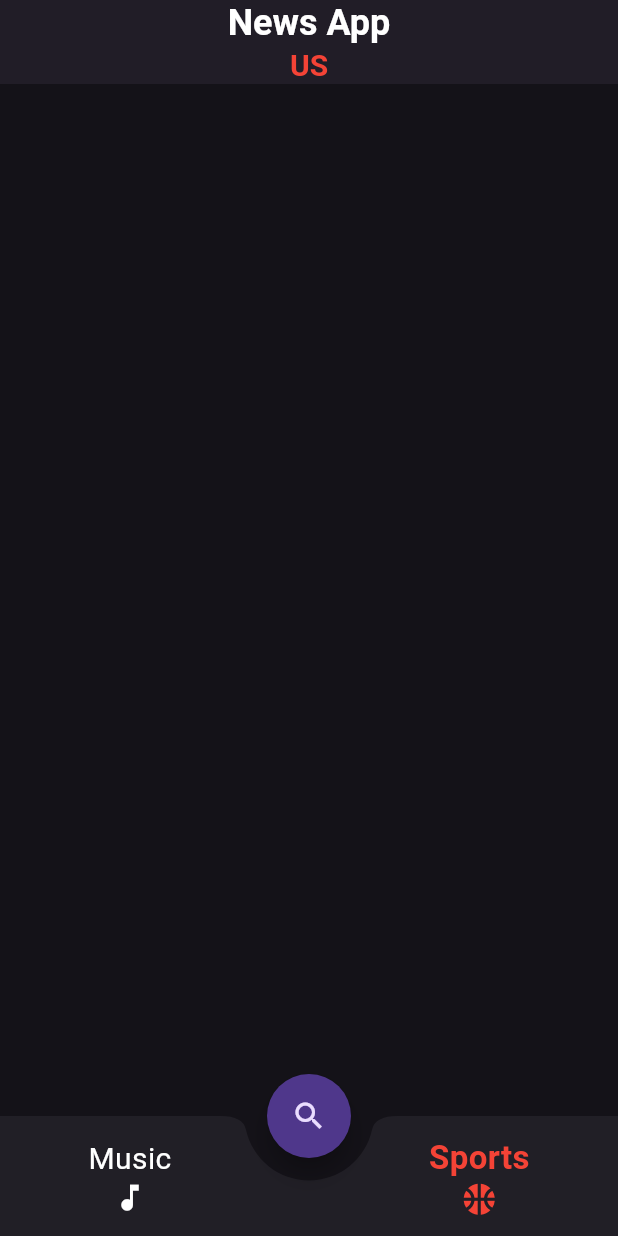
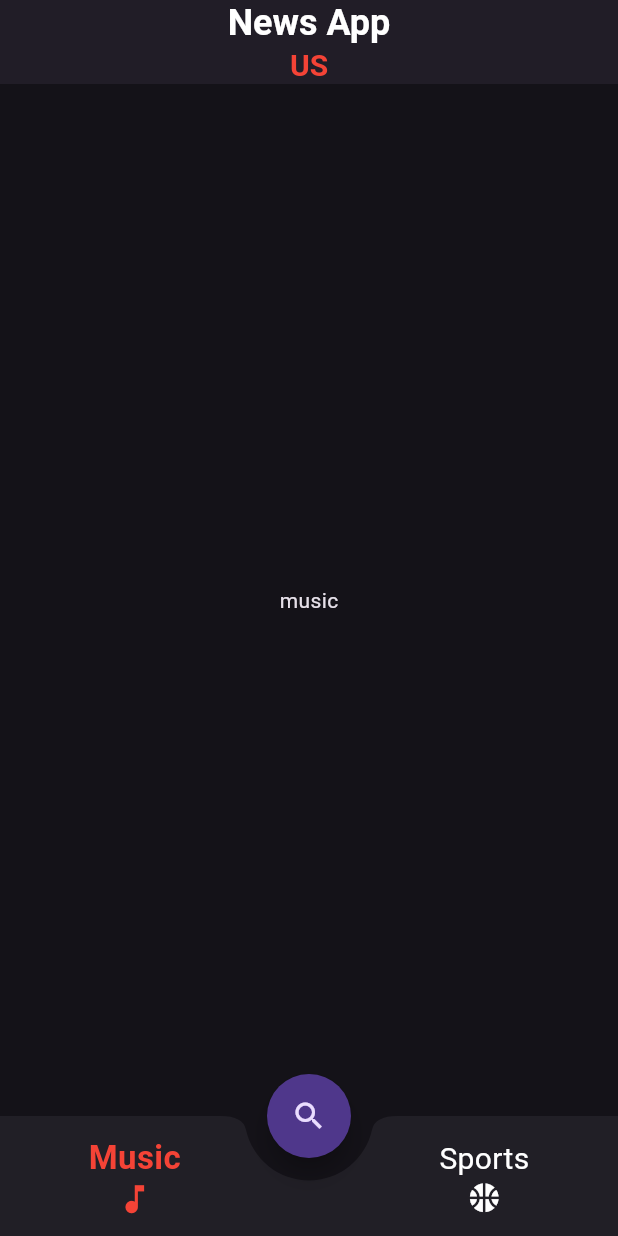
Before and after one commit to lbarsidati22/my_news, a Flutter app: the screen it shows after launch, after a tap on "Music", on a phone screen of 412 x 824 dp. Run offline on Flutter 3.47's test engine with Material 3 defaults, Android fonts, the light colour scheme and no system bars; our stand-ins replace bloc, equatable, flutter_bloc.

Commit message:
add zertiny

```diff
--- /dev/null
+++ b/lib/home/conponants/music/music.dart
@@ -0,0 +1,12 @@
+import 'package:flutter/material.dart';
+
+class Music extends StatelessWidget {
+  const Music({super.key});
+
+  @override
+  Widget build(BuildContext context) {
+    return const Center(
+      child: Text('music'),
+    );
+  }
+}
--- /dev/null
+++ b/lib/home/conponants/sports/sports.dart
@@ -0,0 +1,12 @@
+import 'package:flutter/material.dart';
+
+class Sports extends StatelessWidget {
+  const Sports({super.key});
+
+  @override
+  Widget build(BuildContext context) {
+    return const Center(
+      child: Text('sports'),
+    );
+  }
+}
--- /dev/null
+++ b/lib/home/cubit/cubit/home_cubit.dart
@@ -0,0 +1,27 @@
+import 'package:bloc/bloc.dart';
+import 'package:equatable/equatable.dart';
+import 'package:flutter/material.dart';
+import 'package:my_news/home/conponants/music/music.dart';
+import 'package:my_news/home/conponants/sports/sports.dart';
+
+part 'home_state.dart';
+
+class HomeCubit extends Cubit<HomeState> {
+  HomeCubit()
+      : super(HomeState(
+          pagesItem: const [
+            Music(),
+            Sports(),
+          ],
+          pageController: PageController(),
+        ));
+
+  void onTapButtomBar(int index) {
+    emit(
+      state.copyWith(
+        sellectedPage: index,
+      ),
+    );
+    state.pageController.jumpToPage(index);
+  }
+}
--- /dev/null
+++ b/lib/home/cubit/cubit/home_state.dart
@@ -0,0 +1,21 @@
+part of 'home_cubit.dart';
+
+class HomeState extends Equatable {
+  final int sellectedPage;
+  final PageController pageController;
+  final List<Widget> pagesItem;
+  const HomeState({
+    this.sellectedPage = 0,
+    required this.pageController,
+    required this.pagesItem,
+  });
+  HomeState copyWith({int? sellectedPage}) => HomeState(
+        pagesItem: pagesItem,
+        pageController: pageController,
+        sellectedPage: sellectedPage ?? this.sellectedPage,
+      );
+  @override
+  List<Object> get props => [sellectedPage, pageController, pagesItem];
+}
+
+//final class HomeInitial extends HomeState {}
--- a/lib/home/home.dart
+++ b/lib/home/home.dart
@@ -1,6 +1,9 @@
 // ignore_for_file: prefer_const_constructors, prefer_const_literals_to_create_immutables
 
 import 'package:flutter/material.dart';
+import 'package:flutter_bloc/flutter_bloc.dart';
+import 'package:my_news/home/cubit/cubit/home_cubit.dart';
+import 'package:my_news/home/widget/home_body.dart';
 import 'package:my_news/home/widget/templet_categoary_title.dart';
 
 class Home extends StatelessWidget {
@@ -8,6 +11,9 @@ class Home extends StatelessWidget {
 
   @override
   Widget build(BuildContext context) {
+    return BlocProvider<HomeCubit>(
+      create: (context) => HomeCubit(),
+      child: Builder(builder: (context) {
         return Scaffold(
           appBar: AppBar(
             elevation: 2,
@@ -36,26 +42,33 @@ class Home extends StatelessWidget {
           bottomNavigationBar: BottomAppBar(
             shape: CircularNotchedRectangle(),
             notchMargin: 15,
-        child: Row(
+            child: BlocBuilder<HomeCubit, HomeState>(
+              buildWhen: (previous, current) =>
+                  previous.sellectedPage != current.sellectedPage,
+              builder: (context, state) {
+                return Row(
                   mainAxisAlignment: MainAxisAlignment.spaceAround,
                   children: [
                     TempleteCategoaryTitle(
-              onTap: () {},
-              isSellected: false,
+                      onTap: () => context.read<HomeCubit>().onTapButtomBar(0),
+                      isSellected: state.sellectedPage == 0,
                       title: 'Music',
                       iconData: Icons.music_note,
                     ),
                     SizedBox(),
                     TempleteCategoaryTitle(
-              onTap: () {},
-              isSellected: true,
+                      onTap: () => context.read<HomeCubit>().onTapButtomBar(1),
+                      isSellected: state.sellectedPage == 1,
                       title: 'Sports',
                       iconData: Icons.sports_basketball,
                     ),
                   ],
+                );
+              },
             ),
           ),
-      floatingActionButtonLocation: FloatingActionButtonLocation.centerDocked,
+          floatingActionButtonLocation:
+              FloatingActionButtonLocation.centerDocked,
           floatingActionButton: FloatingActionButton(
             // backgroundColor: Color(0xff212017),
             shape: RoundedRectangleBorder(
@@ -66,6 +79,9 @@ class Home extends StatelessWidget {
               Icons.search,
             ),
           ),
+          body: HomeBody(),
+        );
+      }),
     );
   }
 }
--- /dev/null
+++ b/lib/home/widget/home_body.dart
@@ -0,0 +1,25 @@
+import 'package:flutter/material.dart';
+import 'package:flutter_bloc/flutter_bloc.dart';
+import 'package:my_news/home/cubit/cubit/home_cubit.dart';
+import 'package:my_news/home/home.dart';
+
+class HomeBody extends StatelessWidget {
+  const HomeBody({super.key});
+
+  @override
+  Widget build(BuildContext context) {
+    return BlocBuilder<HomeCubit, HomeState>(
+      buildWhen: (previous, current) => false,
+      builder: (context, state) {
+        return PageView.builder(
+          scrollDirection: Axis.horizontal,
+          controller: state.pageController,
+          itemCount: state.pagesItem.length,
+          onPageChanged: (value) =>
+              context.read<HomeCubit>().onTapButtomBar(value),
+          itemBuilder: (context, index) => state.pagesItem.elementAt(index),
+        );
+      },
+    );
+  }
+}
--- a/pubspec.yaml
+++ b/pubspec.yaml
@@ -35,6 +35,11 @@ dependencies:
   # The following adds the Cupertino Icons font to your application.
   # Use with the CupertinoIcons class for iOS style icons.
   cupertino_icons: ^1.0.8
+  flutter_bloc: ^8.1.6
+  bloc: ^8.1.4
+  equatable: ^2.0.7
+  http: ^1.2.2
+  connectivity_plus: ^6.1.0
 
 dev_dependencies:
   flutter_test:
```
Also changed, not shown: pubspec.lock, 3 other files. Lines whose indentation alone changed are shown as unchanged.
